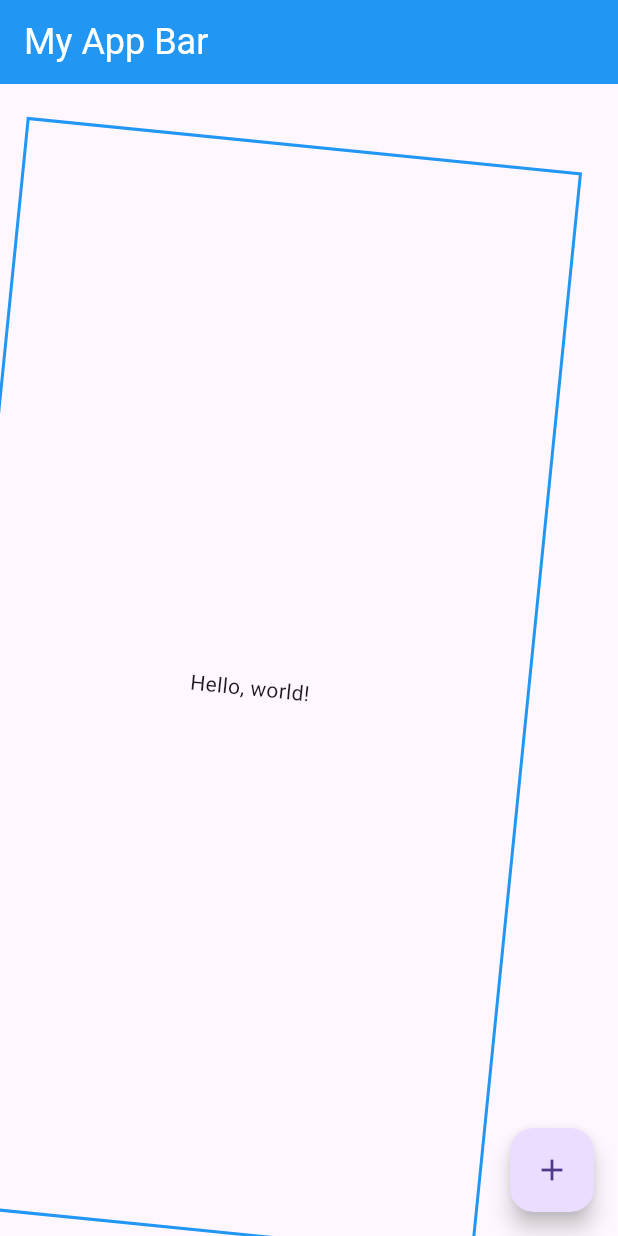
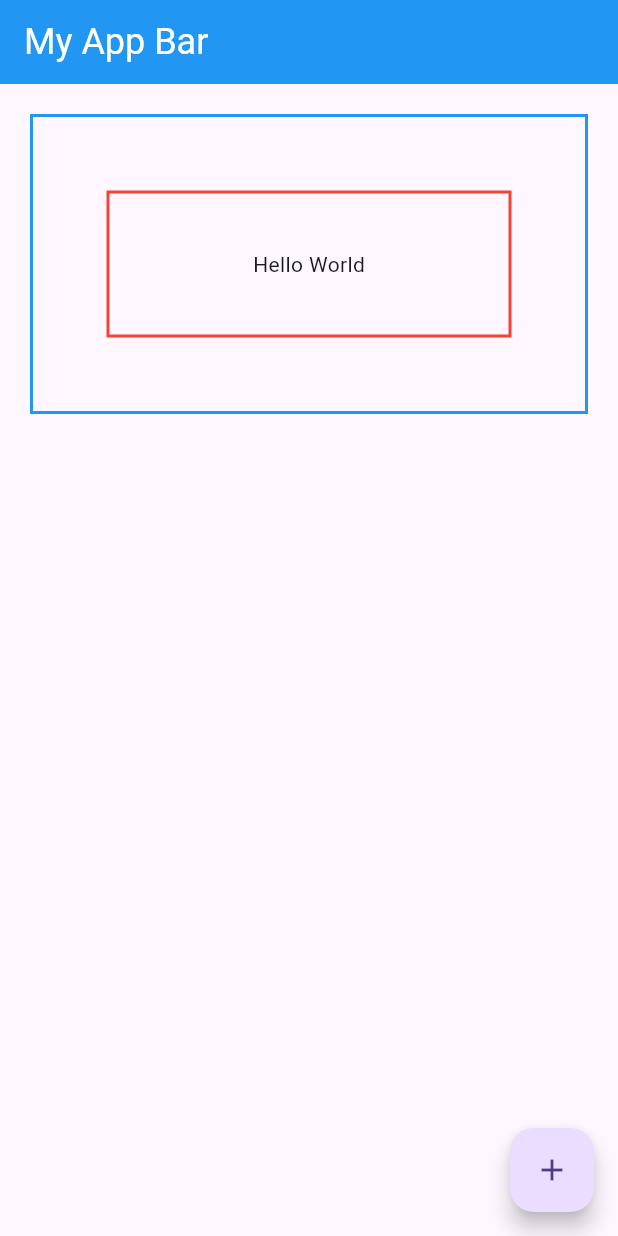
Before and after one commit to AshieLoche/lab_osorio_kristan, a Flutter app: the screen it shows after launch, on a phone screen of 412 x 824 dp. Run offline on Flutter 3.47's test engine with Material 3 defaults, Android fonts, the phone set to English and light mode, and no system bars.

Commit message:
initial commit

```diff
--- a/lib/main.dart
+++ b/lib/main.dart
@@ -20,6 +20,7 @@ class MyApp extends StatelessWidget {
         ),
         body: Container(
           // color: Colors.purple,
+          height: 200,
           width: double.infinity,
           margin: const EdgeInsets.all(20),
           padding: const EdgeInsets.all(20),
@@ -29,9 +30,22 @@ class MyApp extends StatelessWidget {
               width: 2,
             ),
           ),
-          transform: Matrix4.rotationZ(0.1),
-          child: const Center(
-            child: Text('Hello, world!'), // 这里可以替换为你想要显示的文本或组件
+          // transform: Matrix4.rotationZ(0.1),
+          child: Container(
+            // color: Colors.red,
+            height: 100,
+            width: 100,
+            margin: const EdgeInsets.all(29),
+            padding: const EdgeInsets.all(20),
+            decoration: BoxDecoration(
+              border: Border.all(
+                color: Colors.red,
+                width: 2,
+              ),
+            ),
+            child: const Center(
+              child: Text("Hello World"),
+            ),
           ),
         ),
         floatingActionButton: const FloatingActionButton(
```
